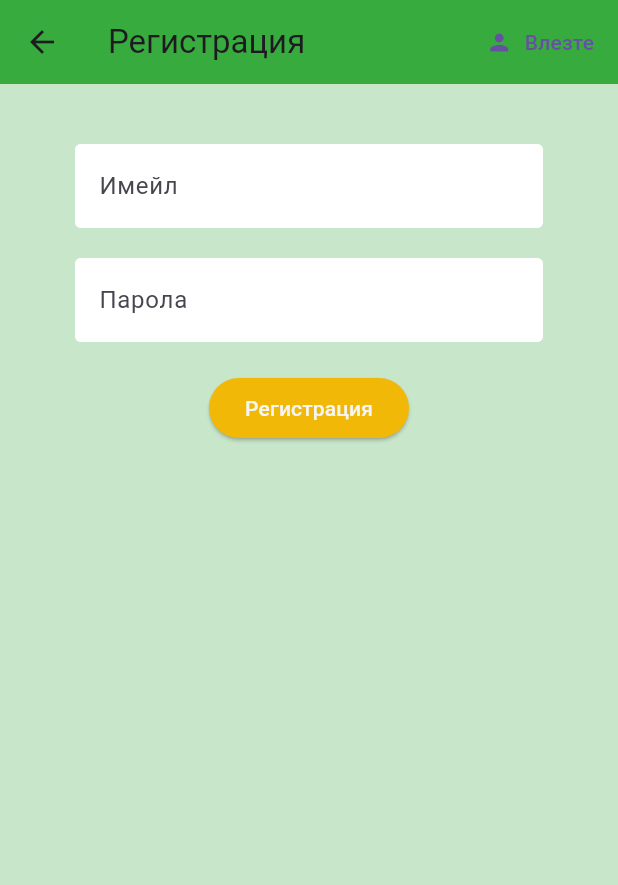
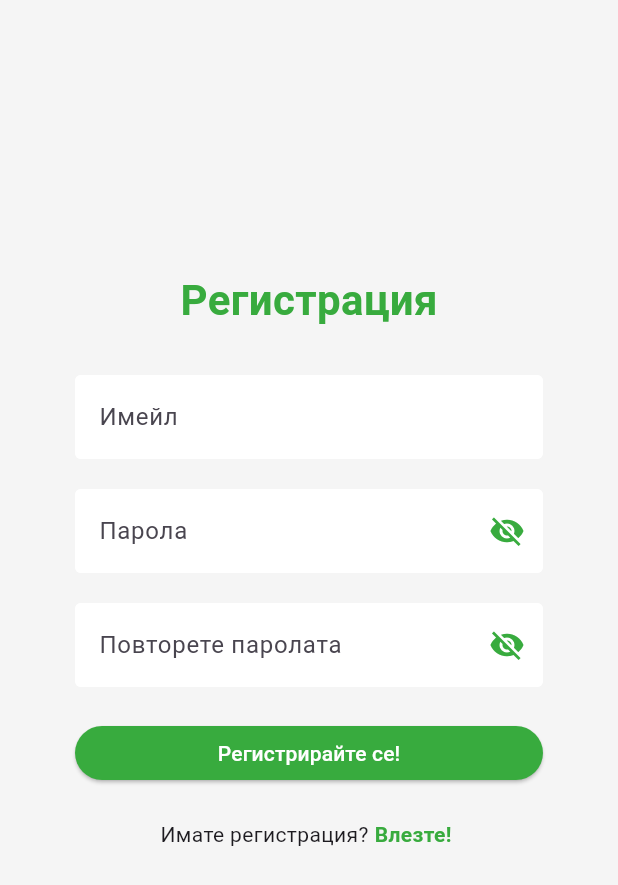
Before and after one commit to ZvezdiPro/Volunteer-Varna, a Flutter app: the Register screen opened directly with empty values, on a phone screen of 412 x 824 dp. Shown: the top 885 px of the screen. Run offline on Flutter 3.47's test engine with Material 3 defaults, Android fonts, the phone set to English and light mode, and no system bars; our stand-ins replace firebase_auth, firebase_core, flutter_spinkit; accounts and stored records are empty.

Commit message:
Reworked Registration page
Now it has 3 fields and requires repetition of the password. Matched style with the updated sign-in page.

```diff
--- a/lib/screens/authenticate/register.dart
+++ b/lib/screens/authenticate/register.dart
@@ -22,34 +22,47 @@ class _RegisterState extends State<Register> {
 
   String email = '';
   String password = '';
+  String repeatedPassword = '';
   String error = '';
+
+  bool _isPasswordVisible = false;
+  bool _isRepeatedPasswordVisible = false;
 
   @override
   Widget build(BuildContext context) {
     return loading ? Loading() : Scaffold(
-      backgroundColor: Colors.green[100],
-      appBar: AppBar(
-        backgroundColor: greenPrimary,
-        elevation: 0.0,
-        title: const Text('Регистрация'),
-        actions: <Widget>[
-          TextButton.icon(
-            icon: Icon(Icons.person),
-            label: Text('Влезте'),
-            onPressed: () {
-              // Toggle to register view
-              widget.toggleView();
-            },
-          )
-        ],
-      ),
-      body: Container(
+      backgroundColor: backgroundGrey,
+
+      // appBar: AppBar(
+      //   backgroundColor: greenPrimary,
+      //   elevation: 0.0,
+      //   title: const Text('Регистрация'),
+      //   centerTitle: true,
+      //   actions: <Widget>[
+      //     TextButton.icon(
+      //       icon: Icon(Icons.person),
+      //       label: Text('Влезте'),
+      //       onPressed: () {
+      //         // Toggle to register view
+      //         widget.toggleView();
+      //       },
+      //     )
+      //   ],
+      // ),
+
+      body: SafeArea(
+        child: SingleChildScrollView(
           padding: EdgeInsets.symmetric(vertical: 20.0, horizontal: 50.0),
           child: Form(
             key: _formKey,
             child: Column(
               children: <Widget>[
-              SizedBox(height: 20.0),
+
+                SizedBox(height: 160.0),
+                const Text('Регистрация', style: mainHeadingStyle),
+                SizedBox(height: 30.0),
+
+                // Email input
                 TextFormField(
                   decoration: textInputDecoration.copyWith(hintText: 'Имейл'),
                   validator: (val) => val!.isEmpty ? 'Моля въведете имейл' : null,
@@ -60,10 +73,26 @@ class _RegisterState extends State<Register> {
                     });
                   },
                 ),
+
                 SizedBox(height: 20.0),
+
+                // Password input
                 TextFormField(
-                decoration: textInputDecoration.copyWith(hintText: 'Парола'),
-                obscureText: true,
+                  decoration: textInputDecoration.copyWith(
+                    hintText: 'Парола',
+                    suffixIcon: IconButton(
+                      // The icon changes depending on whether the password is visible or not
+                      icon: Icon(
+                        _isPasswordVisible ? Icons.visibility : Icons.visibility_off,
+                        color: greenPrimary
+                      ),
+                      onPressed: () {
+                        setState(() {
+                          _isPasswordVisible = !_isPasswordVisible;
+                        });
+                      })
+                    ),
+                  obscureText: !_isPasswordVisible,
                   validator: (val) => val!.length < 6 ? 'Въведете парола с най-малко 6 знака' : null,
                   onChanged: (val) {
                     // Handle password input change
@@ -72,26 +101,87 @@ class _RegisterState extends State<Register> {
                     });
                   },
                 ),
+
                 SizedBox(height: 20.0),
+
+                // Repeat password field
+                TextFormField(
+                  decoration: textInputDecoration.copyWith(
+                    hintText: 'Повторете паролата',
+                    suffixIcon: IconButton(
+                      // The icon changes depending on whether the password is visible or not
+                      icon: Icon(
+                        _isRepeatedPasswordVisible ? Icons.visibility : Icons.visibility_off,
+                        color: greenPrimary
+                      ),
+                      onPressed: () {
+                        setState(() {
+                          _isRepeatedPasswordVisible = !_isRepeatedPasswordVisible;
+                        });
+                      })
+                    ),
+                  obscureText: !_isRepeatedPasswordVisible,
+                  validator: (val) => val != password ? 'Паролите не съвпадат' : null,
+                  onChanged: (val) {
+                    // Handle password input change
+                    setState(() {
+                      repeatedPassword = val;
+                    });
+                  },
+                ),
+
+                SizedBox(height: 20.0),
+
+                // Registration button
                 ElevatedButton(
                   style: ElevatedButton.styleFrom(
-                  backgroundColor: accentAmber,
-                  foregroundColor: backgroundGrey,
+                    backgroundColor: greenPrimary,
+                    foregroundColor: Colors.white,
+                    minimumSize: Size(double.infinity, 36),
+                    shape: RoundedRectangleBorder(
+                    borderRadius: BorderRadius.circular(20.0),
                     ),
-                child: Text('Регистрация'),
+                  ),
+                  child: Text('Регистрирайте се!'),
+
+                  // Logs the user in if correct, throws error message otherwise
                   onPressed: () async {
-                  // Handle sign-in button press
                     if (_formKey.currentState!.validate()) {
                       setState(() => loading = true);
                       dynamic result = await _auth.registerWithEmailAndPassword(email, password);
                       if (result == null) {
                         setState(() {
-                        error = 'Моля въведете валиден имейл адрес';
+                          error = 'Настъпи грешка при регистрацията!';
                           loading = false;
                         });
                       }
                     }
                   },
+                ),
+
+                SizedBox(height: 20.0),
+
+                // Switch to sign-in page
+                Row(
+                  mainAxisAlignment: MainAxisAlignment.center,
+                  children: [
+                    Text('Имате регистрация?'),
+                    GestureDetector(
+                    child: Padding(
+                      padding: const EdgeInsets.only(left: 4.0, right: 4.0),
+                      child: const Text(
+                        'Влезте!',
+                        style: TextStyle(
+                          color: greenPrimary,
+                          fontWeight: FontWeight.bold,
+                        ),
+                      ),
+                    ),
+                    onTap: () {
+                      widget.toggleView();
+                    },
+                  ),
+                  ],
                 ),
 
                 SizedBox(height: 12.0),
@@ -104,6 +194,7 @@ class _RegisterState extends State<Register> {
           )
         ),
       ),
+    )
     );
   }
 }
```
Lines whose indentation alone changed are shown as unchanged.
